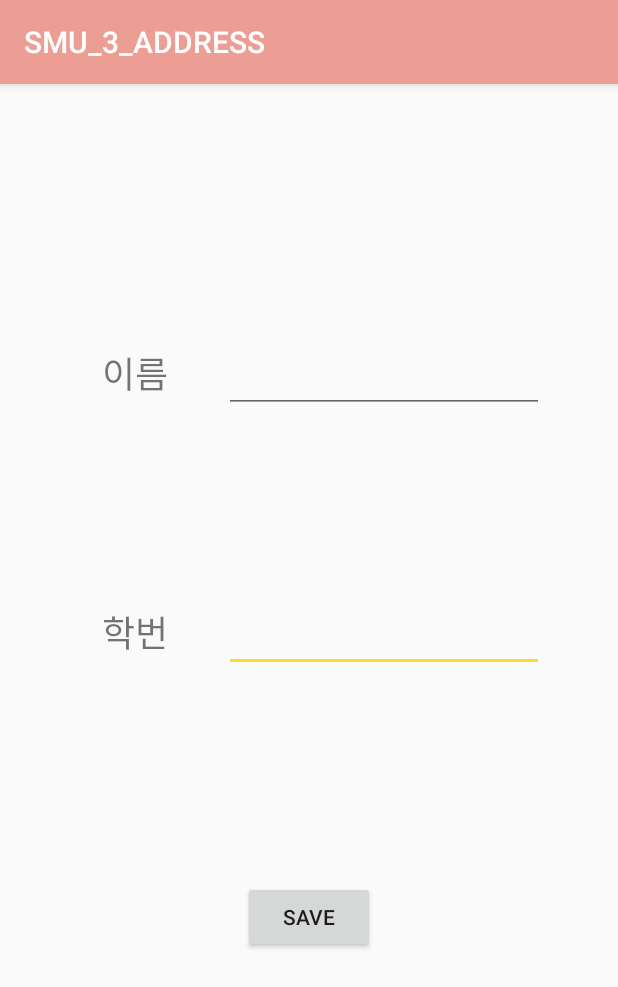
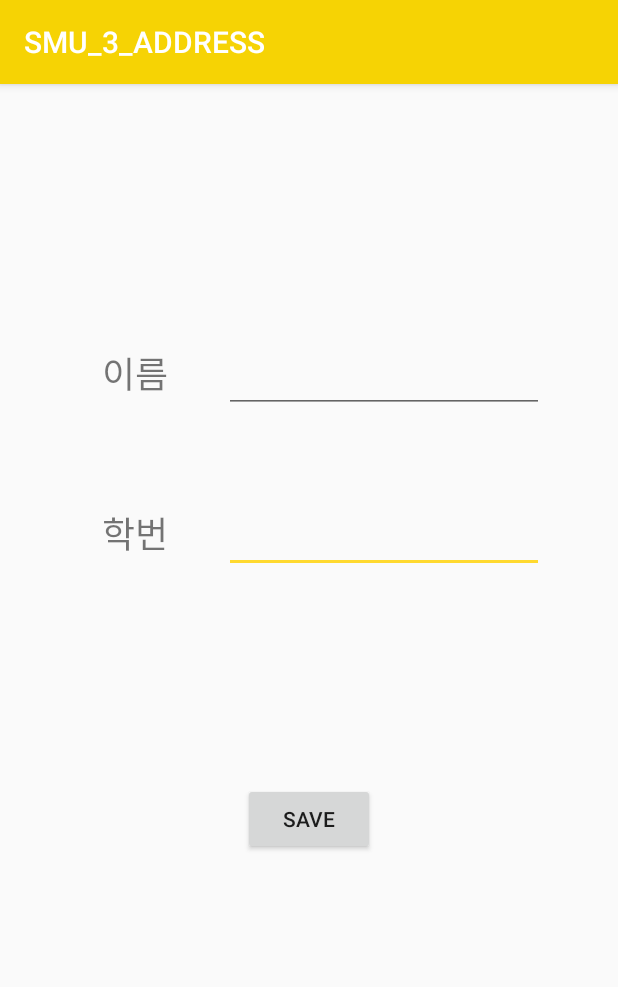
Before and after one commit to kekim98/SMU_3_DEMO, an Android app: the Main2Activity screen opened directly, with no data from a screen before it, on a phone screen of 412 x 824 dp. Shown: the top 987 px of the screen. Run offline under Robolectric (Android 15) with nearby library versions, the phone set to English and light mode, and no system bars.

Commit message:
군인색 추가

```diff
--- a/app/src/main/java/example/com/smu_3_demo/MainActivity.java
+++ b/app/src/main/java/example/com/smu_3_demo/MainActivity.java
@@ -56,7 +56,11 @@ public class MainActivity extends AppCompatActivity {
         });
 
     }
+
     public void onClick(View view) {
+        SharedPreferences preferences = getSharedPreferences("Mypref", 0);
+        preferences.edit().remove("shared_pref_key").commit();
+        Toast.makeText(MainActivity.this, "예약이 완료되었습니다. 확인바랍니다^^", Toast.LENGTH_SHORT).show();
 
         Toast.makeText(MainActivity.this, "Sending to 병무청 is completed", Toast.LENGTH_SHORT).show();
 
@@ -64,7 +68,7 @@ public class MainActivity extends AppCompatActivity {
 
 
     @Override
-    protected void onResume(){
+    protected void onResume() {
         super.onResume();
         Log.d("MainActivity", "onResumeeeeeeeeeee");
         refresh();
@@ -75,8 +79,8 @@ public class MainActivity extends AppCompatActivity {
         SharedPreferences pref = Main2Activity.getPref(this);
 
         mListAdapter.clear();
-        Map<String, ?>values = pref.getAll();
-        for (String key:values.keySet()){
+        Map<String, ?> values = pref.getAll();
+        for (String key : values.keySet()) {
             Log.d("aaa", "" + key);
             mListAdapter.add(key);
         }
--- a/app/src/main/res/layout/activity_main2.xml
+++ b/app/src/main/res/layout/activity_main2.xml
@@ -17,7 +17,7 @@
         app:layout_constraintLeft_toLeftOf="parent"
         app:layout_constraintRight_toRightOf="parent"
         app:layout_constraintTop_toTopOf="parent"
-        app:layout_constraintVertical_bias="0.48"
+        app:layout_constraintVertical_bias="0.388"
         tools:ignore="LabelFor" />
 
     <EditText
@@ -45,7 +45,7 @@
         app:layout_constraintLeft_toLeftOf="parent"
         app:layout_constraintRight_toRightOf="parent"
         app:layout_constraintTop_toTopOf="parent"
-        app:layout_constraintVertical_bias="0.478"
+        app:layout_constraintVertical_bias="0.387"
         tools:ignore="HardcodedText" />
 
     <TextView
@@ -71,6 +71,6 @@
         app:layout_constraintLeft_toLeftOf="parent"
         app:layout_constraintRight_toRightOf="parent"
         app:layout_constraintTop_toTopOf="parent"
-        app:layout_constraintVertical_bias="0.738"
+        app:layout_constraintVertical_bias="0.647"
         tools:ignore="HardcodedText" />
 </android.support.constraint.ConstraintLayout>
--- a/app/src/main/res/values/colors.xml
+++ b/app/src/main/res/values/colors.xml
@@ -1,6 +1,6 @@
 <?xml version="1.0" encoding="utf-8"?>
 <resources>
-    <color name="colorPrimary">#ec9e95</color>
-    <color name="colorPrimaryDark">#f8f8cbba</color>
+    <color name="colorPrimary">#f6d304</color>
+    <color name="colorPrimaryDark">#2663a3</color>
     <color name="colorAccent">#ffd92f</color>
 </resources>
```
